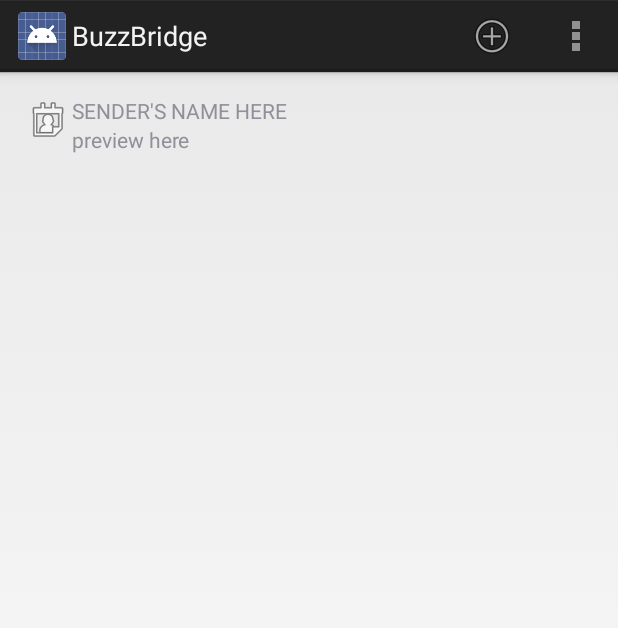
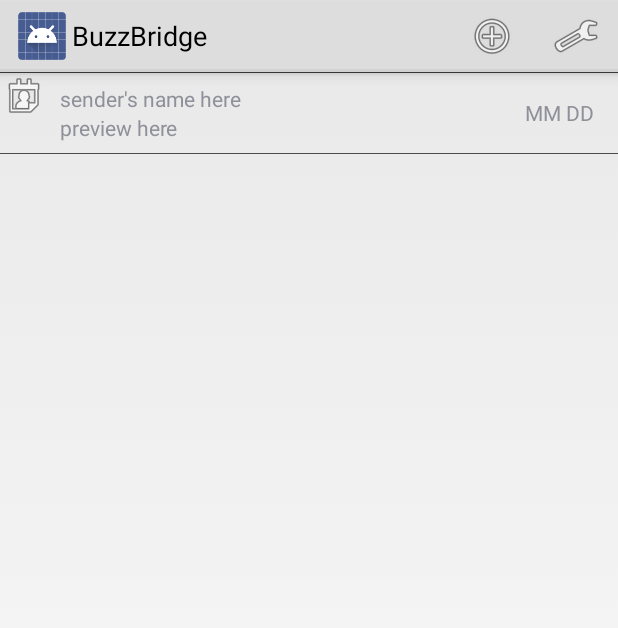
Before and after one commit to RyanJoseph15/Buzz_Bridge, an Android app: the screen it shows after launch (MainActivity), after a tap on "New Message", on a phone screen of 412 x 824 dp. Shown: the top 628 px of the screen. Run offline under Robolectric (Android 15) with nearby library versions, the phone set to English and light mode, and no system bars.

Commit message:
New: Added new layout views for the messaging threads. Started on the java class for threads. Fixed: N/A Broke: N/A Other: N/A

```diff
--- a/app/src/main/java/com/buzzbridge/buzzbridge/buzzbridge/MainActivity.java
+++ b/app/src/main/java/com/buzzbridge/buzzbridge/buzzbridge/MainActivity.java
@@ -5,6 +5,7 @@ import android.app.FragmentManager;
 import android.os.Bundle;
 import android.view.Menu;
 import android.view.MenuItem;
+import android.widget.LinearLayout;
 import android.widget.RelativeLayout;
 import android.widget.Toast;
 
@@ -13,6 +14,7 @@ public class MainActivity extends Activity {
 
     RelativeLayout mainActivityLayout;
     static ThreadsFragment threadsFragment;
+    LinearLayout mainThreadsLayout;
 
     @Override
     protected void onCreate(Bundle savedInstanceState) {
@@ -41,7 +43,7 @@ public class MainActivity extends Activity {
         } else if (id == R.id.action_add_thread) {
             Toast toast = Toast.makeText(getApplicationContext(), "new", Toast.LENGTH_SHORT);
             toast.show();
-            ThreadsFragment.addThread(threadsFragment, getApplicationContext(), mainActivityLayout);
+            ThreadsFragment.addThread(threadsFragment, getApplicationContext(), mainThreadsLayout);
             return true;
         }
         return super.onOptionsItemSelected(item);
@@ -50,6 +52,7 @@ public class MainActivity extends Activity {
     private void init() {
 
         mainActivityLayout = (RelativeLayout) findViewById(R.id.threads_fragment_container);
+        mainThreadsLayout = (LinearLayout) findViewById(R.id.threads_container);
         FragmentManager fmanager = getFragmentManager();
         threadsFragment = ThreadsFragment.newThreadsFragment();
         fmanager.beginTransaction().add(R.id.threads_fragment_container,
--- a/app/src/main/java/com/buzzbridge/buzzbridge/buzzbridge/ThreadsFragment.java
+++ b/app/src/main/java/com/buzzbridge/buzzbridge/buzzbridge/ThreadsFragment.java
@@ -7,7 +7,6 @@ import android.view.LayoutInflater;
 import android.view.View;
 import android.view.ViewGroup;
 import android.widget.LinearLayout;
-import android.widget.RelativeLayout;
 
 /**
  * Created by Ryan on 12/16/2014.
@@ -29,11 +28,11 @@ public class ThreadsFragment extends Fragment {
         return v;
     }
 
-    public static void addThread(ThreadsFragment frag, Context context, RelativeLayout threadsContainer) {
+    public static void addThread(ThreadsFragment frag, Context context, LinearLayout threadsContainer) {
         LayoutInflater inflater = (LayoutInflater) context.getSystemService(Context.LAYOUT_INFLATER_SERVICE);
-        View thread = inflater.inflate(R.layout.thread, threadsContainer, false);
+        View thread = inflater.inflate(R.layout.thread_fragment_row_view, threadsContainer, false);
         frag.threadLinLayout.addView(thread);
-        // TODO: create thread java class and create it here
+        // create thread here
 
     }
 
--- /dev/null
+++ b/app/src/main/res/drawable-hdpi/threads_border_clickable.xml
@@ -0,0 +1,12 @@
+<selector xmlns:android="http://schemas.android.com/apk/res/android">
+    <item android:state_pressed="true" >
+        <shape xmlns:android="http://schemas.android.com/apk/res/android" android:shape="rectangle" >
+            <solid android:color="@android:color/holo_blue_dark" />
+        </shape>
+    </item> <!-- pressed -->
+    <item android:state_pressed="false" >
+        <shape xmlns:android="http://schemas.android.com/apk/res/android" android:shape="rectangle" >
+            <solid android:color="#0000" />
+        </shape>
+    </item> <!-- default -->
+</selector>
--- a/app/src/main/res/layout/activity_main.xml
+++ b/app/src/main/res/layout/activity_main.xml
@@ -3,10 +3,6 @@
     android:id="@+id/threads_fragment_container"
     android:layout_width="match_parent"
     android:layout_height="match_parent"
-    android:paddingLeft="@dimen/activity_horizontal_margin"
-    android:paddingRight="@dimen/activity_horizontal_margin"
-    android:paddingTop="@dimen/activity_vertical_margin"
-    android:paddingBottom="@dimen/activity_vertical_margin"
     tools:context=".MainActivity">
 
 </RelativeLayout>
--- /dev/null
+++ b/app/src/main/res/layout/thread_fragment_row_view.xml
@@ -0,0 +1,69 @@
+<?xml version="1.0" encoding="utf-8"?>
+
+<RelativeLayout xmlns:android="http://schemas.android.com/apk/res/android"
+    android:layout_width="match_parent"
+    android:layout_height="wrap_content">
+
+    <RelativeLayout
+        android:layout_width="match_parent"
+        android:layout_height="wrap_content">
+        <View
+            android:layout_alignParentTop="true"
+            android:layout_width="fill_parent"
+            android:layout_height="0.5dp"
+            android:background="@color/line" />
+        <ImageView
+            android:layout_width="wrap_content"
+            android:layout_height="wrap_content"
+            android:id="@+id/imageView"
+            android:background="@android:drawable/ic_menu_my_calendar"
+            android:layout_alignParentTop="true"
+            android:layout_alignParentLeft="true"
+            android:layout_alignParentStart="true" />
+
+        <RelativeLayout
+            android:layout_width="wrap_content"
+            android:layout_height="wrap_content"
+            android:layout_toRightOf="@id/imageView"
+            android:clickable="true"
+            android:background="@drawable/threads_border_clickable">
+            <TextView
+                android:id="@+id/date"
+                android:layout_alignParentRight="true"
+                android:layout_centerVertical="true"
+                android:layout_marginRight="@dimen/activity_horizontal_margin"
+                android:text="MM DD"
+                android:layout_width="wrap_content"
+                android:layout_height="wrap_content" />
+
+                <RelativeLayout
+                    android:padding="8dp"
+                    android:layout_width="match_parent"
+                    android:layout_height="wrap_content"
+                    android:layout_toLeftOf="@id/date">
+
+                    <TextView
+                        android:id="@+id/sender_name"
+                        android:text="sender's name here"
+                        android:layout_alignParentTop="true"
+                        android:layout_width="match_parent"
+                        android:layout_height="wrap_content" />
+
+                    <TextView
+                        android:id="@+id/preview"
+                        android:layout_below="@id/sender_name"
+                        android:text="preview here"
+                        android:layout_width="wrap_content"
+                        android:layout_height="wrap_content" />
+
+                </RelativeLayout>
+
+        </RelativeLayout>
+    </RelativeLayout>
+    <View
+        android:layout_alignParentBottom="true"
+        android:layout_width="fill_parent"
+        android:layout_height="0.5dp"
+        android:background="@color/line" />
+
+</RelativeLayout>
--- a/app/src/main/res/layout/threads_fragment.xml
+++ b/app/src/main/res/layout/threads_fragment.xml
@@ -1,8 +1,9 @@
 <?xml version="1.0" encoding="utf-8"?>
 
-<HorizontalScrollView xmlns:android="http://schemas.android.com/apk/res/android"
+<ScrollView xmlns:android="http://schemas.android.com/apk/res/android"
+    android:isScrollContainer="true"
     android:layout_width="match_parent"
-    android:layout_height="match_parent">
+    android:layout_height="wrap_content">
 
     <LinearLayout
         android:id="@+id/threads_container"
@@ -12,4 +13,4 @@
 
         </LinearLayout>
 
-</HorizontalScrollView>
+</ScrollView>
--- a/app/src/main/res/menu/main.xml
+++ b/app/src/main/res/menu/main.xml
@@ -4,7 +4,8 @@
     <item android:id="@+id/action_settings"
         android:title="@string/action_settings"
         android:orderInCategory="100"
-        android:showAsAction="never" />
+        android:showAsAction="ifRoom"
+        android:icon="@android:drawable/ic_menu_preferences"/>
     <item android:id="@+id/action_add_thread"
         android:title="New Message"
         android:showAsAction="always"
--- /dev/null
+++ b/app/src/main/res/values/color.xml
@@ -0,0 +1,4 @@
+<?xml version="1.0" encoding="utf-8"?>
+<resources>
+    <item name="line" type="color">#4c4c4c</item>
+</resources>
--- a/app/src/main/res/values/strings.xml
+++ b/app/src/main/res/values/strings.xml
@@ -4,5 +4,6 @@
     <string name="app_name">BuzzBridge</string>
     <string name="hello_world">Hello world!</string>
     <string name="action_settings">Settings</string>
+    <string name="label">Messages</string>
 
 </resources>
```
Also changed, not shown: app/src/main/java/com/buzzbridge/buzzbridge/buzzbridge/Thread.java (added, +12 -0 lines), app/src/main/res/layout/thread.xml (+36 -26 lines), app/src/main/res/values/styles.xml (+11 -1 lines).
